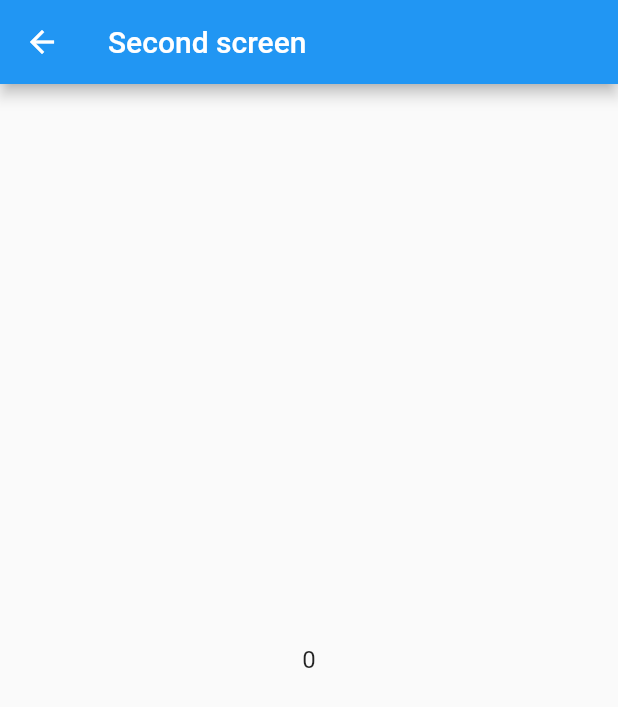
After one commit to ibhavikmakwana/flutter_first_flight, a Flutter app: the screen it shows after launch, after a tap on an icon or button, on a phone screen of 412 x 824 dp. The commit adds this screen. Shown: the top 707 px of the screen. Run offline on Flutter 3.47's test engine with Material 2 defaults, Android fonts, the phone set to English and light mode, and no system bars.

Commit message:
navigate from one screen to another

```diff
--- a/lib/main.dart
+++ b/lib/main.dart
@@ -1,4 +1,5 @@
 import 'package:flutter/material.dart';
+import 'package:gdg_goa/second_screen.dart';
 
 void main() => runApp(MyApp());
 
@@ -29,40 +30,31 @@ class _MyHomePageState extends State<MyHomePage> {
   Widget build(BuildContext context) {
     return Scaffold(
       appBar: AppBar(
-        title: Text(widget.title),
+        title: Text(
+          widget.title,
+          style: TextStyle(fontSize: 16),
+        ),
       ),
-      //TODO change it with ListView.builder()
       body: ListView.builder(
         itemBuilder: (context, index) {
           return ListTile(
             title: Text(index.toString()),
+            onTap: () {
+              //Use to navigate to new screen
+              Navigator.push(
+                context,
+                MaterialPageRoute(
+                  builder: (context) {
+                    return SecondScreen(
+                      index.toString(),
+                    );
+                  },
+                ),
+              );
+            },
           );
         },
       ),
     );
   }
 }
-
-///ListView Builder solution with Text()
-/*
-
-ListView.builder(
-        itemBuilder: (context, index) {
-          return Text(index.toString());
-        },
-      )
-
-*/
-
-///ListView Builder solution with ListTile()
-/*
-
-ListView.builder(
-        itemBuilder: (context, index) {
-          return ListTile(
-            title: Text(index.toString()),
-          );
-        },
-      )
-
- */
--- /dev/null
+++ b/lib/second_screen.dart
@@ -0,0 +1,24 @@
+import 'package:flutter/material.dart';
+
+class SecondScreen extends StatelessWidget {
+  final String index;
+
+  SecondScreen(this.index);
+
+  @override
+  Widget build(BuildContext context) {
+    return Scaffold(
+      appBar: AppBar(
+        title: Text("Second screen"),
+      ),
+      body: Center(
+        child: Container(
+          child: Text(
+            index,
+            style: TextStyle(fontSize: 16),
+          ),
+        ),
+      ),
+    );
+  }
+}
```
